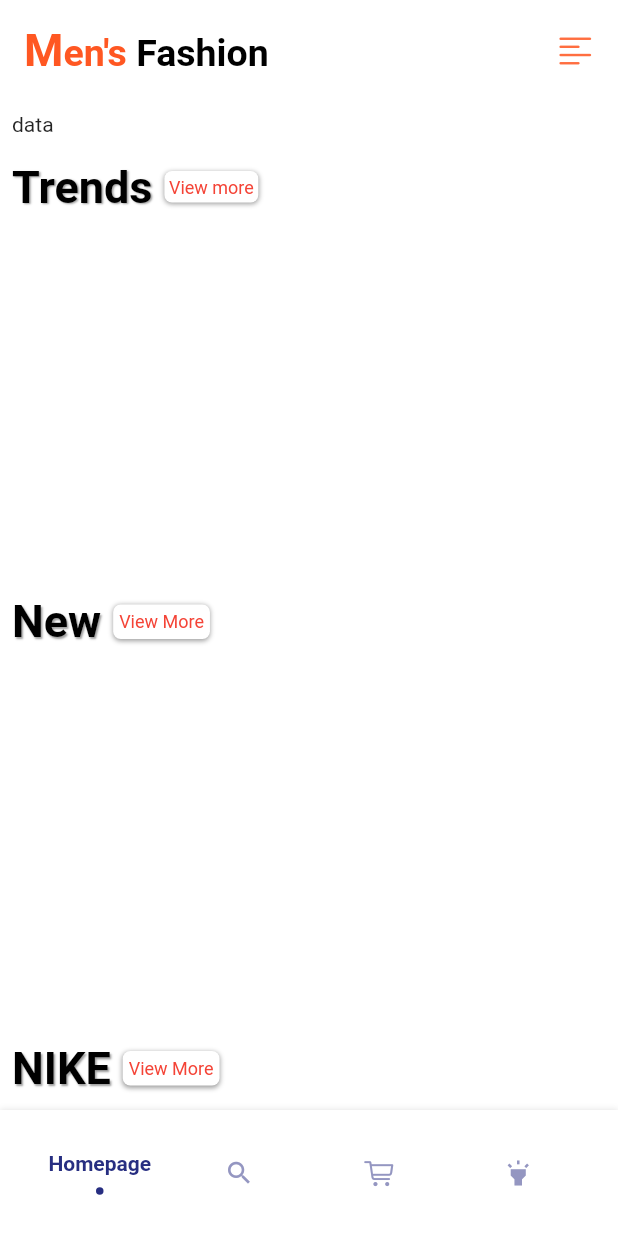
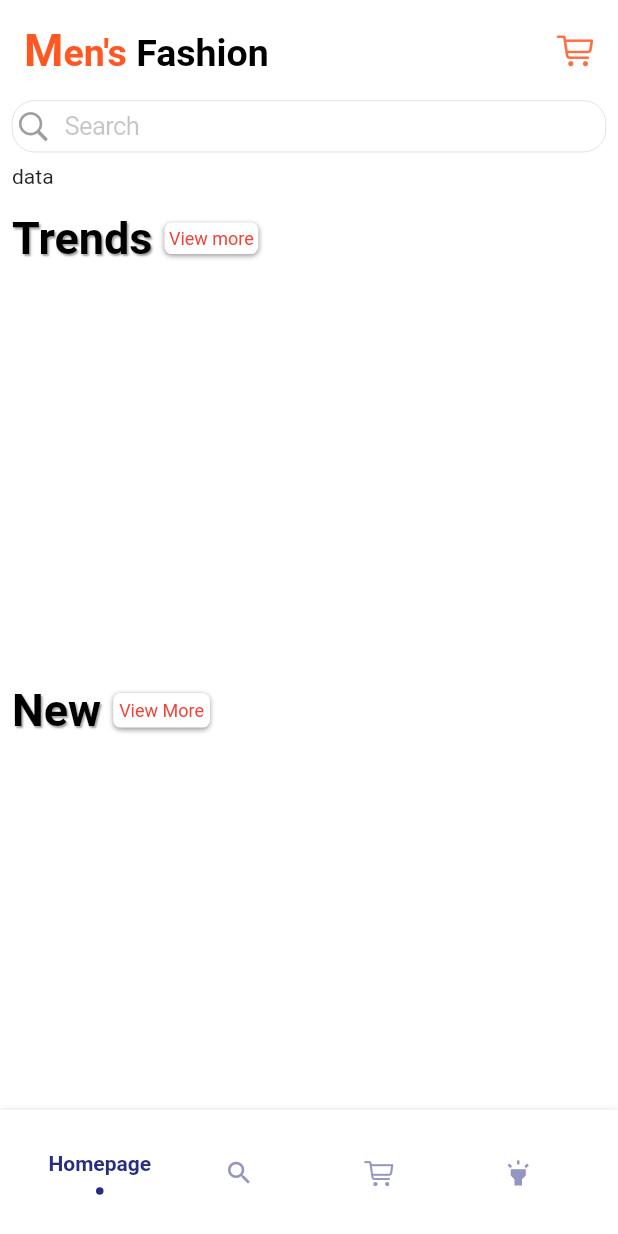
Before and after one commit to balkrishnalamsal/Men-s-Fashion-Nepal, a Flutter app: the screen it shows after launch, on a phone screen of 412 x 824 dp. Run offline on Flutter 3.47's test engine with Material 2 defaults, Android fonts, the light colour scheme and no system bars; drawn by our look-alikes of flashy_tab_bar2; our stand-ins replace carousel_slider, cloud_firestore, firebase_core, firebase_storage, fluttertoast, image_cropper and 1 more; accounts and stored records are empty.

Commit message:
Provider versio six

```diff
--- a/lib/homepage.dart
+++ b/lib/homepage.dart
@@ -75,7 +75,7 @@
                             )),
                       ),
                       Padding(
-                        padding: const EdgeInsets.only(right: 8.0),
+                        padding: const EdgeInsets.all(8.0),
                         child: GestureDetector(
                           onTap: (){
                             setState(() {
@@ -83,14 +83,30 @@
                             });
                           },
                           child: Icon(
-                            CupertinoIcons.text_alignleft,
+                            CupertinoIcons.cart,
                             size: 25,
                             color: Colors.deepOrangeAccent,
                             semanticLabel: "Menu",
                           ),
                         ),
                       ),
+
                     ],
+                  ),
+                ),
+
+                Padding(
+                  padding: const EdgeInsets.only(left: 8.0,right: 8),
+                  child: CupertinoTextField(
+                    decoration: BoxDecoration(
+                      border: Border.all(width: 0.2,color: Colors.grey),
+                      borderRadius: BorderRadius.circular(15)
+                    ),
+                  placeholder: "Search",
+                    prefix: Padding(
+                      padding: const EdgeInsets.all(2.0),
+                      child: Icon(CupertinoIcons.search,color: Colors.grey,),
+                    ),
                   ),
                 ),
 
@@ -101,7 +117,7 @@
                    return (tod.imageone==null)? Text("data"):Container(
                       decoration: BoxDecoration(
                           borderRadius: BorderRadius.circular(10)),
-                      height: MediaQuery.of(context).size.height * 0.26,
+                      height: MediaQuery.of(context).size.height * 0.34,
                       child: CarouselSlider(
                           items: [
                             Consumer<PageSlider>(
@@ -183,12 +199,13 @@
                           ],
                           options: CarouselOptions(
                             aspectRatio: 16 / 9,
-                            viewportFraction: 0.8 ,
+                            viewportFraction: 0.9 ,
                             initialPage: 0,
+                            height: MediaQuery.of(context).size.height*0.3,
                             enableInfiniteScroll: true,
                             reverse: false,
                             autoPlay: true,
-                            autoPlayInterval: Duration(seconds: 5),
+                            autoPlayInterval: Duration(seconds: 3),
                             autoPlayAnimationDuration:
                                 Duration(milliseconds: 800),
                             autoPlayCurve: Curves.fastOutSlowIn,
@@ -263,7 +280,7 @@
                 //Trends
 
                 Container(
-                  height: MediaQuery.of(context).size.height * 0.29,
+                  height: MediaQuery.of(context).size.height * 0.32,
                   decoration:
                       BoxDecoration(borderRadius: BorderRadius.circular(10)),
                   child: ListView(
@@ -275,7 +292,7 @@
                           crossAxisAlignment: CrossAxisAlignment.start,
                           children: [
                             Container(
-                              height: MediaQuery.of(context).size.height * 0.28,
+                              height: MediaQuery.of(context).size.height * 0.30,
                               width: MediaQuery.of(context).size.width,
                               child: StreamBuilder(
                                 stream: FirebaseFirestore.instance
@@ -466,8 +483,7 @@
                 Padding(
                   padding: const EdgeInsets.all(8.0),
                   child: Container(
-                    height: MediaQuery.of(context).size.height * 0.28,
-                    width: MediaQuery.of(context).size.width * 0.95,
+                    height: MediaQuery.of(context).size.height * 0.35,
                     child: StreamBuilder(
                       stream: FirebaseFirestore.instance
                           .collection("New")
```
